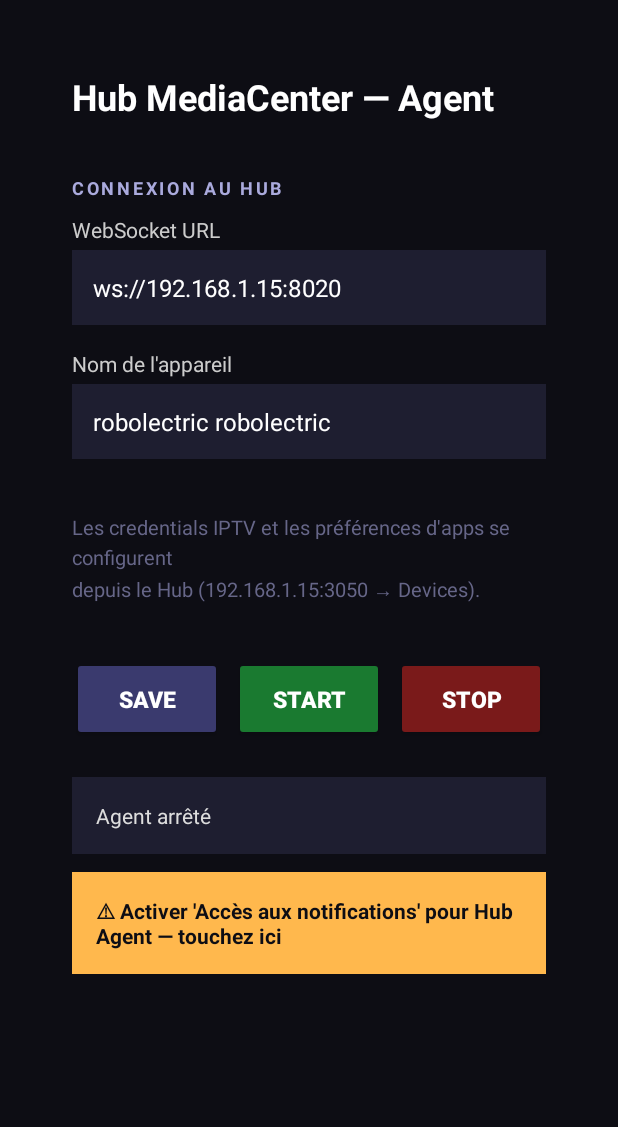
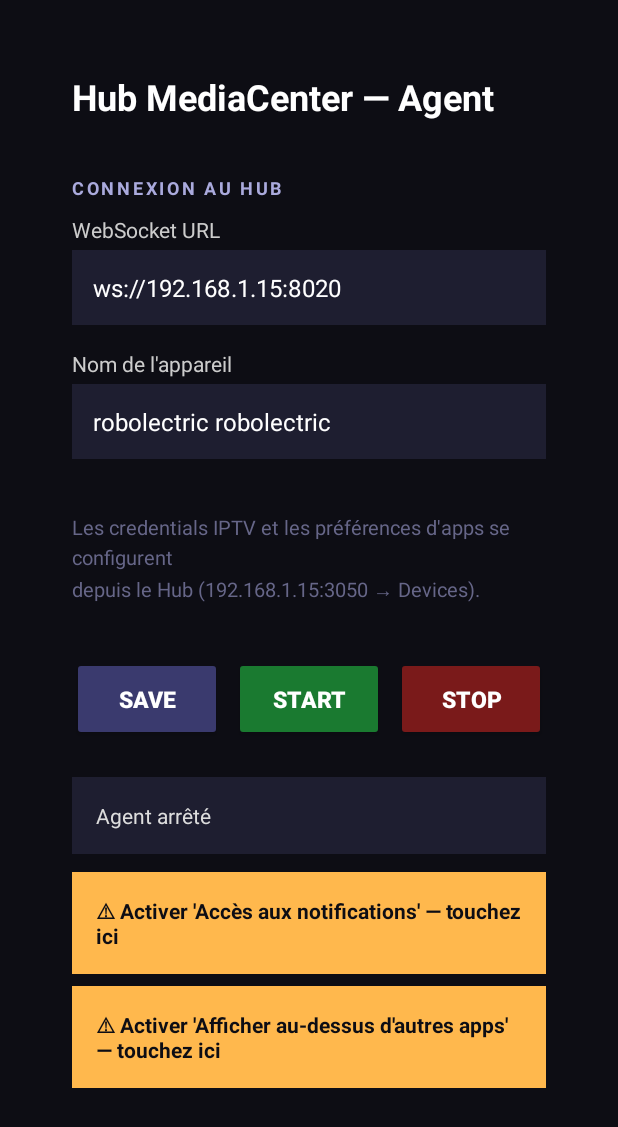
Before and after one commit to TremorsCreed/hub-mediacenter, an Android app: the screen it shows after launch (MainActivity), on a phone screen of 412 x 824 dp. Shown: the top 1127 px of the screen. Run offline under Robolectric (Android 15) with nearby library versions, the phone set to English and light mode, and no system bars.

Commit message:
fix(android): SYSTEM_ALERT_WINDOW pour bypass background activity launch
Diagnostic logcat confirmé : ActivityTaskManager abort le startActivity
de PlexLauncher avec 'Abort background activity starts from 10177'
(isBgStartWhitelisted: false). Conséquence : YouTube reçoit bien le stop
media mais reste foreground, et Plex ne se lance pas.

Fix : permission SYSTEM_ALERT_WINDOW (alias "Afficher au-dessus d'autres
apps") qui whitelist l'app pour les BAL (Background Activity Launches)
sur Android 10+. Permission utilisateur classique des apps d'automation
(Tasker, etc.) — pas signature.

Ajout d'un second bandeau orange dans MainActivity qui ouvre directement
ACTION_MANAGE_OVERLAY_PERMISSION ciblé sur Hub Agent si la permission
manque.

Co-Authored-By: Claude Sonnet 4.6 <noreply@anthropic.com>

```diff
--- a/agent-android/app/src/main/AndroidManifest.xml
+++ b/agent-android/app/src/main/AndroidManifest.xml
@@ -16,6 +16,10 @@
     </queries>
     <uses-permission android:name="android.permission.FOREGROUND_SERVICE" />
     <uses-permission android:name="android.permission.RECEIVE_BOOT_COMPLETED" />
+    <!-- Whitelist pour les "Background activity launches" sur Android 10+.
+         Sans ça, ActivityTaskManager abort le startActivity de PlexLauncher depuis
+         le foreground service quand une autre app (YouTube...) est au premier plan. -->
+    <uses-permission android:name="android.permission.SYSTEM_ALERT_WINDOW" />
 
     <!-- Declare as a Leanback app for Android TV / Fire TV -->
     <uses-feature android:name="android.software.leanback" android:required="false" />
--- a/agent-android/app/src/main/java/dev/tremors/hubagent/MainActivity.kt
+++ b/agent-android/app/src/main/java/dev/tremors/hubagent/MainActivity.kt
@@ -3,6 +3,7 @@ package dev.tremors.hubagent
 import android.content.ComponentName
 import android.content.Context
 import android.content.Intent
+import android.net.Uri
 import android.os.Build
 import android.os.Bundle
 import android.provider.Settings
@@ -52,32 +53,47 @@ class MainActivity : AppCompatActivity() {
         return flat.split(":").any { it == component }
     }
 
+    private fun isOverlayGranted(): Boolean =
+        Build.VERSION.SDK_INT < Build.VERSION_CODES.M || Settings.canDrawOverlays(this)
+
     override fun onResume() {
         super.onResume()
         HubService.statusCallback = { status ->
             findViewById<TextView>(R.id.tvStatus).text = status
         }
 
-        // Affiche/cache l'alerte "Accès aux notifications" en bandeau dédié,
-        // séparé du tvStatus (qui est écrasé par les callbacks du service).
-        val warning = findViewById<TextView>(R.id.tvNotifWarning)
-        if (warning != null) {
+        // Bandeau d'alerte : notification listener (stop media autres apps)
+        val warnNotif = findViewById<TextView>(R.id.tvNotifWarning)
+        if (warnNotif != null) {
             if (isNotificationListenerGranted()) {
-                warning.visibility = android.view.View.GONE
+                warnNotif.visibility = android.view.View.GONE
             } else {
-                warning.visibility = android.view.View.VISIBLE
-                warning.text = "⚠ Activer 'Accès aux notifications' pour Hub Agent — touchez ici"
-                warning.setOnClickListener {
+                warnNotif.visibility = android.view.View.VISIBLE
+                warnNotif.text = "⚠ Activer 'Accès aux notifications' — touchez ici"
+                warnNotif.setOnClickListener {
+                    try { startActivity(Intent("android.settings.ACTION_NOTIFICATION_LISTENER_SETTINGS")) }
+                    catch (_: Exception) { Toast.makeText(this, "Paramètres → Applications → Accès aux notifications", Toast.LENGTH_LONG).show() }
+                }
+            }
+        }
+
+        // Bandeau d'alerte : overlay permission (bypass background activity blocks)
+        val warnOverlay = findViewById<TextView>(R.id.tvOverlayWarning)
+        if (warnOverlay != null) {
+            if (isOverlayGranted()) {
+                warnOverlay.visibility = android.view.View.GONE
+            } else {
+                warnOverlay.visibility = android.view.View.VISIBLE
+                warnOverlay.text = "⚠ Activer 'Afficher au-dessus d'autres apps' — touchez ici"
+                warnOverlay.setOnClickListener {
                     try {
-                        startActivity(Intent("android.settings.ACTION_NOTIFICATION_LISTENER_SETTINGS"))
+                        val intent = Intent(Settings.ACTION_MANAGE_OVERLAY_PERMISSION, Uri.parse("package:$packageName"))
+                        startActivity(intent)
                     } catch (_: Exception) {
-                        Toast.makeText(this, "Paramètres → Applications → Accès aux notifications", Toast.LENGTH_LONG).show()
+                        Toast.makeText(this, "Paramètres → Applications → Hub Agent → Afficher au-dessus", Toast.LENGTH_LONG).show()
                     }
                 }
             }
-        } else if (!isNotificationListenerGranted()) {
-            // Fallback si le TextView n'existe pas encore dans le layout : un Toast persistant
-            Toast.makeText(this, "⚠ Active 'Accès aux notifications' pour Hub Agent dans les paramètres Android", Toast.LENGTH_LONG).show()
         }
     }
 
--- a/agent-android/app/src/main/res/layout/activity_main.xml
+++ b/agent-android/app/src/main/res/layout/activity_main.xml
@@ -79,5 +79,14 @@
             android:visibility="gone"
             android:text="⚠ Activer 'Accès aux notifications' — touchez ici"/>
 
+        <TextView android:id="@+id/tvOverlayWarning"
+            android:layout_width="match_parent" android:layout_height="wrap_content"
+            android:textColor="#0d0d14" android:textSize="14sp" android:padding="16dp"
+            android:background="#ffb84d" android:textStyle="bold"
+            android:layout_marginTop="8dp"
+            android:focusable="true" android:clickable="true"
+            android:visibility="gone"
+            android:text="⚠ Activer 'Afficher au-dessus d'autres apps' — touchez ici"/>
+
     </LinearLayout>
 </ScrollView>
```
